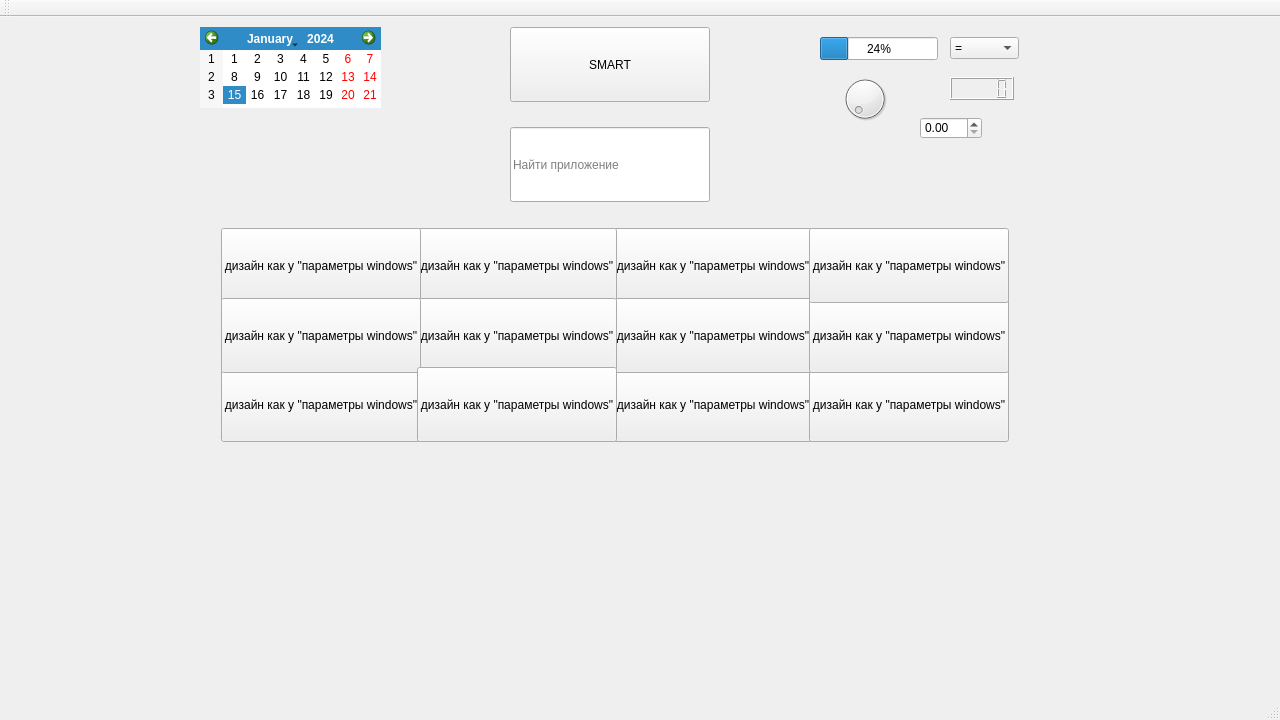
bogdandrienko/cpp-app, file cpp-qt-app/app.ui: the form before one commit.
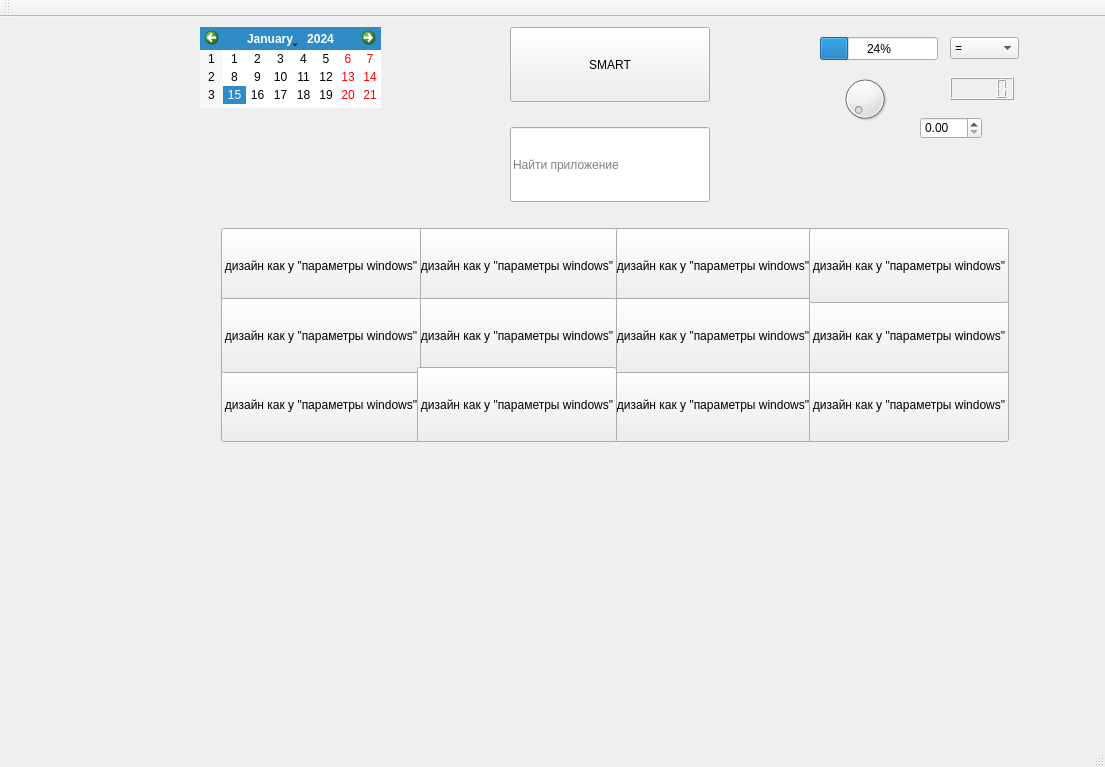
The form after the commit.

The edit to the form file:
```diff
--- a/cpp-qt-app/app.ui
+++ b/cpp-qt-app/app.ui
@@ -6,8 +6,8 @@
    <rect>
     <x>0</x>
     <y>0</y>
-    <width>1280</width>
-    <height>720</height>
+    <width>1105</width>
+    <height>767</height>
    </rect>
   </property>
   <property name="minimumSize">
```
Left out of the diff: 2 changed lines with no effect on the pictures.
